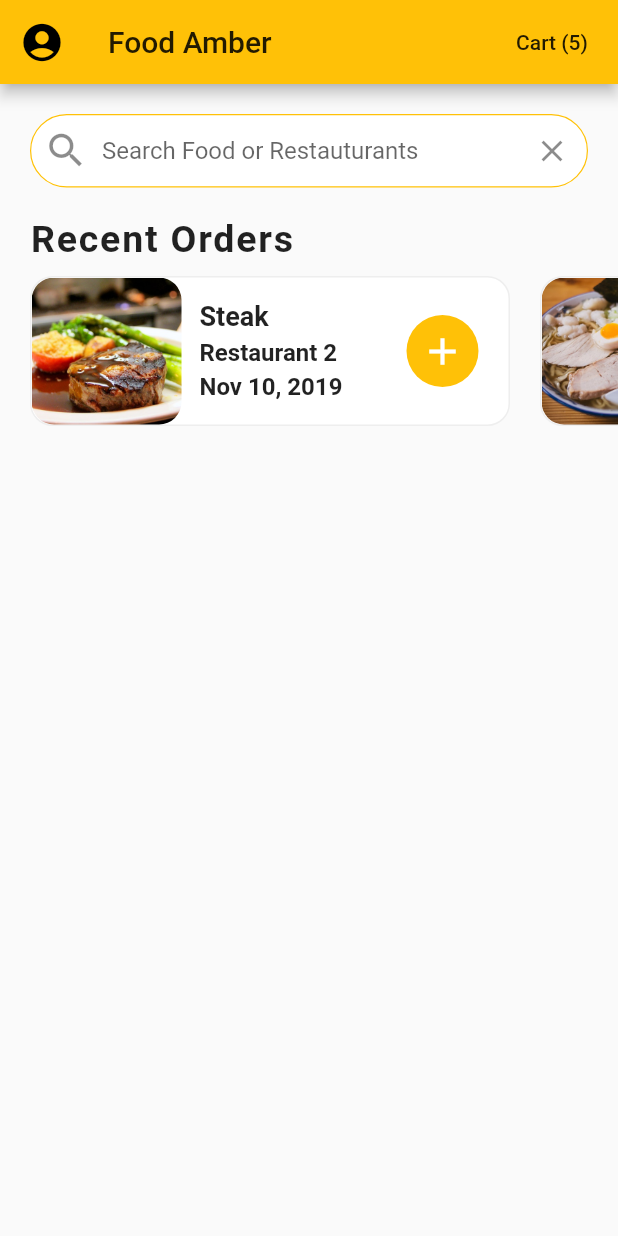
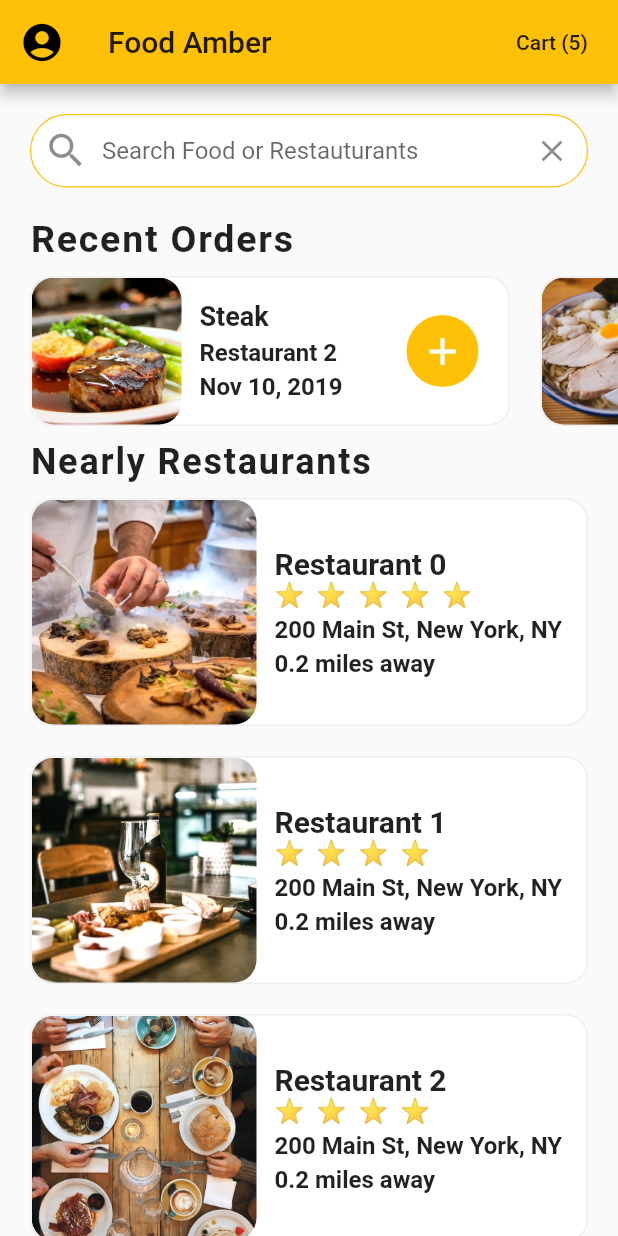
Before and after one commit to AbderrahmenBmz/Food_Delivery_UI_Flutter, a Flutter app: the screen it shows after launch, on a phone screen of 412 x 824 dp. Run offline on Flutter 3.47's test engine with Material 2 defaults, Android fonts, the phone set to English and light mode, and no system bars.

```diff
--- a/lib/screens/home_screen.dart
+++ b/lib/screens/home_screen.dart
@@ -1,5 +1,8 @@
 import 'package:flutter/material.dart';
 import 'package:food_delivery/data/data.dart';
+import 'package:food_delivery/models/restaurant.dart';
+import 'package:food_delivery/screens/restaurant_screen.dart';
+import 'package:food_delivery/widgets/rating_stars.dart';
 import 'package:food_delivery/widgets/recent_orders.dart';
 
 class HomeScreen extends StatefulWidget {
@@ -8,6 +11,90 @@ class HomeScreen extends StatefulWidget {
 }
 
 class _HomeScreenState extends State<HomeScreen> {
+  _buildRestaurants() {
+    List<Widget> restaurantList = [];
+    restaurants.forEach((Restaurant restaurant) {
+      restaurantList.add(
+        GestureDetector(
+          onTap: () => Navigator.push(
+            context,
+            MaterialPageRoute(
+              builder: (_) => RestaurantScreen(restaurant: restaurant),
+            ),
+          ),
+          child: Container(
+            margin: EdgeInsets.symmetric(horizontal: 20.0, vertical: 10.0),
+            decoration: BoxDecoration(
+              color: Colors.white,
+              borderRadius: BorderRadius.circular(15.0),
+              border: Border.all(
+                width: 1.0,
+                color: Colors.grey[200],
+              ),
+            ),
+            child: Row(
+              children: <Widget>[
+                ClipRRect(
+                  borderRadius: BorderRadius.circular(15.0),
+                  child: Hero(
+                    tag: restaurant.imageUrl,
+                    child: Image(
+                      height: 150.0,
+                      width: 150.0,
+                      image: AssetImage(restaurant.imageUrl),
+                      fit: BoxFit.cover,
+                    ),
+                  ),
+                ),
+                Expanded(
+                  child: Container(
+                    margin: EdgeInsets.all(12.0),
+                    child: Column(
+                      mainAxisAlignment: MainAxisAlignment.center,
+                      crossAxisAlignment: CrossAxisAlignment.start,
+                      children: <Widget>[
+                        Text(
+                          restaurant.name,
+                          style: TextStyle(
+                            fontSize: 20.0,
+                            fontWeight: FontWeight.bold,
+                          ),
+                          overflow: TextOverflow.ellipsis,
+                        ),
+                        RatingStars(restaurant.rating),
+                        SizedBox(height: 4.0),
+                        Text(
+                          restaurant.address,
+                          style: TextStyle(
+                            fontSize: 16.0,
+                            fontWeight: FontWeight.w600,
+                          ),
+                          overflow: TextOverflow.ellipsis,
+                        ),
+                        SizedBox(height: 4.0),
+                        Text(
+                          '0.2 miles away',
+                          style: TextStyle(
+                            fontSize: 16.0,
+                            fontWeight: FontWeight.w600,
+                          ),
+                          overflow: TextOverflow.ellipsis,
+                        ),
+                      ],
+                    ),
+                  ),
+                ),
+              ],
+            ),
+          ),
+        ),
+      );
+    });
+    return Column(children: restaurantList);
+  }
+
+
+
   @override
   Widget build(BuildContext context) {
     return Scaffold(
@@ -55,7 +142,23 @@ class _HomeScreenState extends State<HomeScreen> {
                       IconButton(icon: Icon(Icons.clear), onPressed: () {})),
             ),
           ),
-          RecentOrders()
+          RecentOrders(),
+          Column(
+            crossAxisAlignment: CrossAxisAlignment.start,
+            children: <Widget>[
+              Padding(
+                padding: const EdgeInsets.symmetric(horizontal: 20.0),
+                child: Text(
+                  'Nearly Restaurants',
+                  style: TextStyle(
+                      fontSize: 24.0,
+                      fontWeight: FontWeight.w600,
+                      letterSpacing: 1.2),
+                ),
+              ),
+              _buildRestaurants()
+            ],
+          )
         ],
       ),
     );
--- /dev/null
+++ b/lib/widgets/rating_stars.dart
@@ -0,0 +1,22 @@
+import 'package:flutter/material.dart';
+
+class RatingStars extends StatelessWidget {
+  final int rating;
+
+  RatingStars(this.rating);
+
+  @override
+  Widget build(BuildContext context) {
+    String stars = '';
+    for (int i = 0; i < rating; i++) {
+      stars += '⭐  ';
+    }
+    stars.trim();
+    return Text(
+      stars,
+      style: TextStyle(
+        fontSize: 16.0,
+      ),
+    );
+  }
+}
```
Also changed, not shown: lib/screens/restaurant_screen.dart (added, +123 -0 lines).
